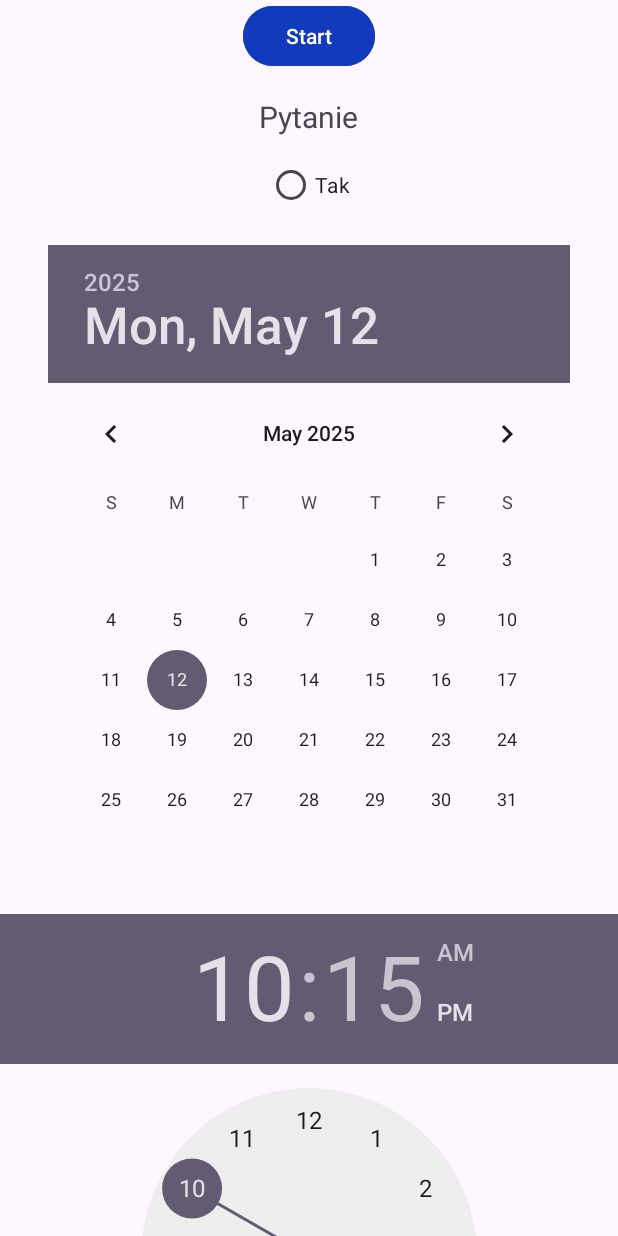
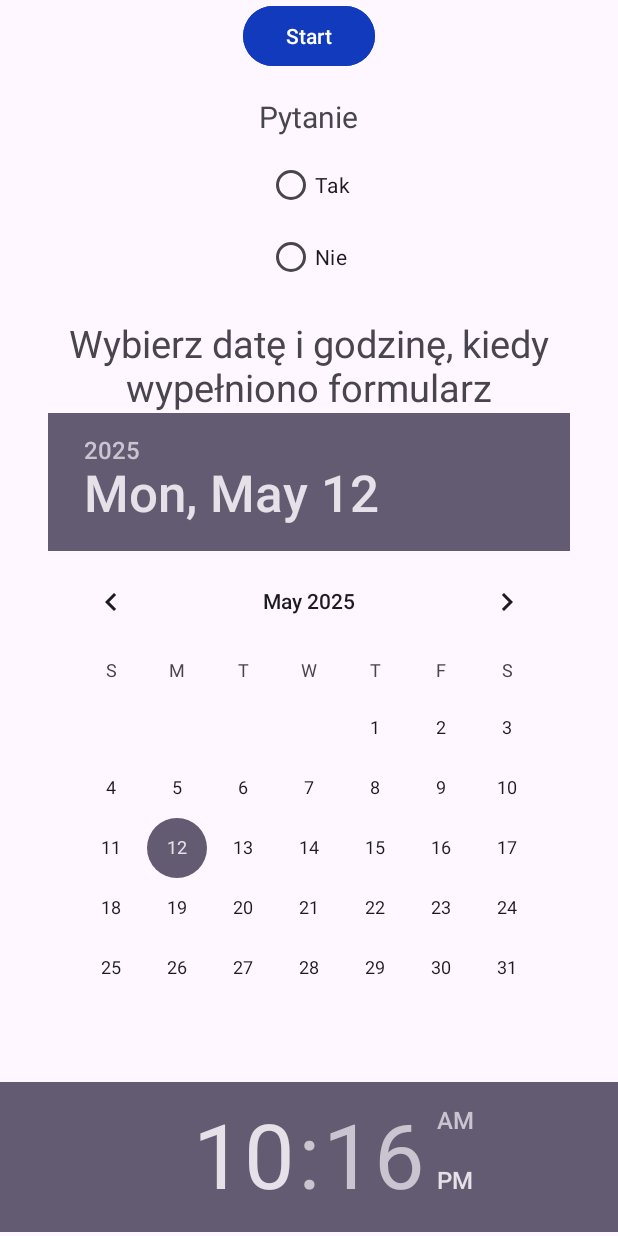
Before and after one commit to probula/PersonalityQuiz, an Android app: the screen it shows after launch (MainActivity), on a phone screen of 412 x 824 dp. Run offline under Robolectric (Android 15) with nearby library versions, the phone set to English and light mode, and no system bars.

Commit message:
add first question data sending to second activity by intent

```diff
--- a/app/src/main/java/com/example/personality_quiz/SummaryActivity.kt
+++ b/app/src/main/java/com/example/personality_quiz/SummaryActivity.kt
@@ -1,6 +1,7 @@
 package com.example.personality_quiz
 
 import android.os.Bundle
+import android.widget.TextView
 import androidx.activity.enableEdgeToEdge
 import androidx.appcompat.app.AppCompatActivity
 import androidx.core.view.ViewCompat
@@ -16,5 +17,7 @@ class SummaryActivity : AppCompatActivity() {
             v.setPadding(systemBars.left, systemBars.top, systemBars.right, systemBars.bottom)
             insets
         }
+        val answer1 = intent.getStringExtra("answer")
+        findViewById<TextView>(R.id.wynik).text = "Twoja odpowiedź: $answer1"
     }
 }
--- a/app/src/main/res/layout/activity_main.xml
+++ b/app/src/main/res/layout/activity_main.xml
@@ -31,13 +31,31 @@
             android:textSize="20sp"
             android:layout_marginBottom="8dp" />
 
-        <RadioButton
+    <RadioGroup
+        android:id="@+id/radioGroup"
+        android:layout_width="wrap_content"
+        android:layout_height="wrap_content">
+            <RadioButton
+                android:id="@+id/yes"
+                android:layout_width="wrap_content"
+                android:layout_height="wrap_content"
+                android:text="Tak"/>
+
+            <RadioButton
+                android:id="@+id/no"
+                android:layout_width="wrap_content"
+                android:layout_height="wrap_content"
+                android:text="Nie"
+                android:layout_marginBottom="16dp" />
+    </RadioGroup>
+
+        <!-- DATE AND TIME PICKERS -->
+        <TextView
             android:layout_width="wrap_content"
             android:layout_height="wrap_content"
-            android:text="Tak"
-            android:layout_marginBottom="16dp" />
-
-        <!-- DATE AND TIME PICKERS -->
+            android:text="Wybierz datę i godzinę, kiedy wypełniono formularz"
+            android:textSize="25dp"
+            android:gravity="center"/>
         <DatePicker
             android:layout_width="wrap_content"
             android:layout_height="wrap_content"
```
Also changed, not shown: app/src/main/java/com/example/personality_quiz/MainActivity.kt (+19 -3 lines), app/src/main/res/layout/activity_summary.xml (+16 -5 lines).
